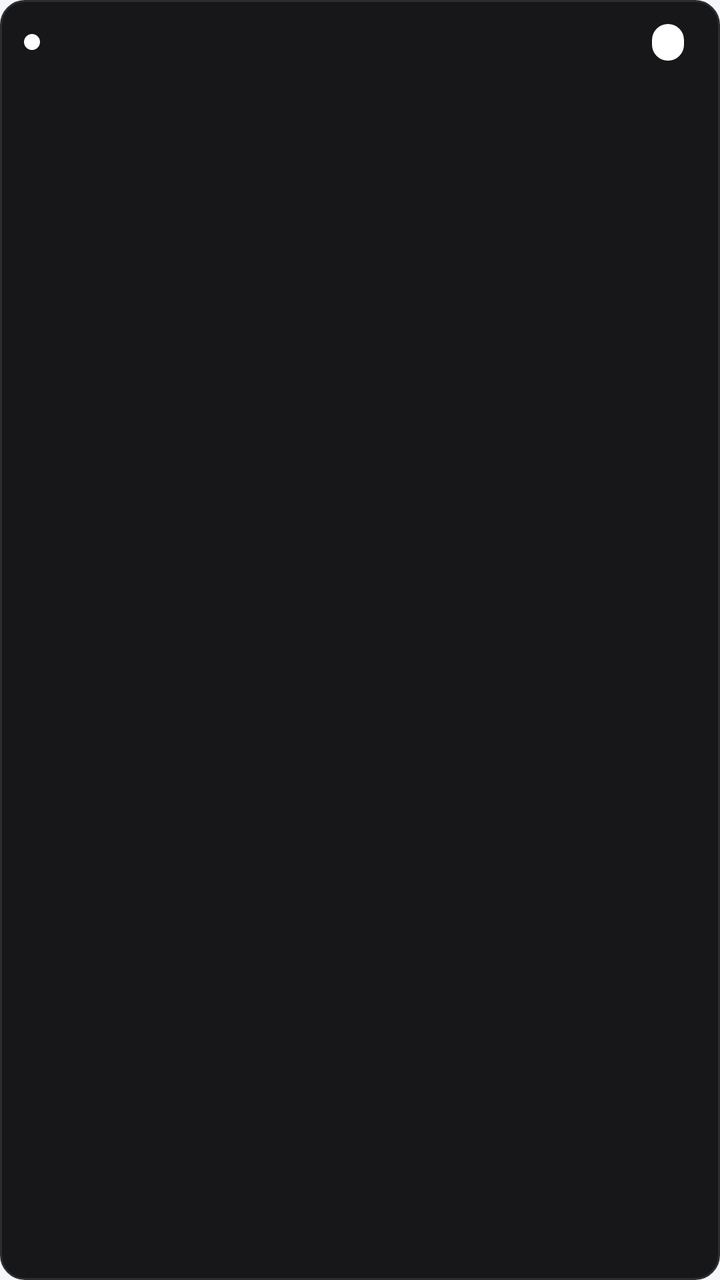
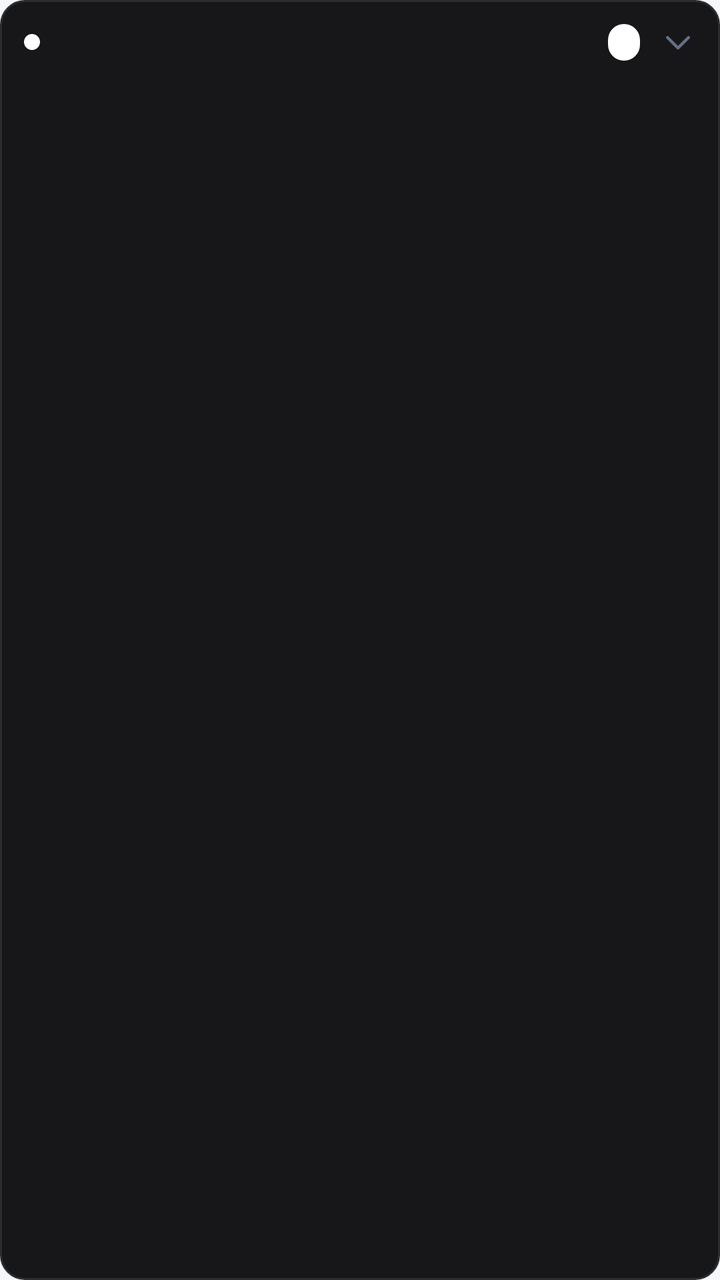

Compare the two renders of this Android layout. The source of the first and the diff that turns it into the second are given below.
<!-- AndroidManifest.xml: application theme Theme.RinLang -->
<!-- res/layout/item_rin_job.xml -->
<?xml version="1.0" encoding="utf-8"?>
<LinearLayout xmlns:android="http://schemas.android.com/apk/res/android"
    android:layout_width="match_parent"
    android:layout_height="wrap_content"
    android:orientation="vertical"
    android:background="@drawable/shape_job_card"
    android:layout_marginStart="12dp"
    android:layout_marginEnd="12dp"
    android:layout_marginTop="6dp"
    android:layout_marginBottom="6dp"
    android:padding="12dp">

    <LinearLayout
        android:layout_width="match_parent"
        android:layout_height="wrap_content"
        android:orientation="horizontal"
        android:gravity="center_vertical">

        <View
            android:id="@+id/viewStatusDot"
            android:layout_width="8dp"
            android:layout_height="8dp"
            android:layout_marginEnd="8dp"
            android:background="@drawable/shape_status_dot" />

        <TextView
            android:id="@+id/txtJobTitle"
            android:layout_width="0dp"
            android:layout_height="wrap_content"
            android:layout_weight="1"
            android:textColor="@color/rin_on_toolbar"
            android:textStyle="bold"
            android:textSize="13sp"
            android:ellipsize="end"
            android:singleLine="true" />

        <TextView
            android:id="@+id/txtJobStatus"
            android:layout_width="wrap_content"
            android:layout_height="wrap_content"
            android:layout_marginStart="6dp"
            android:background="@drawable/bg_status_pill"
            android:paddingStart="8dp"
            android:paddingEnd="8dp"
            android:paddingTop="2dp"
            android:paddingBottom="2dp"
            android:textSize="10.5sp"
            android:textStyle="bold" />

        <TextView
            android:id="@+id/txtJobDuration"
            android:layout_width="wrap_content"
            android:layout_height="wrap_content"
            android:layout_marginStart="6dp"
            android:textColor="@color/rin_editor_hint"
            android:textSize="11sp" />
    </LinearLayout>

    
    <TextView
        android:id="@+id/txtJobOutput"
        android:layout_width="match_parent"
        android:layout_height="wrap_content"
        android:layout_marginTop="8dp"
        android:fontFamily="monospace"
        android:textColor="@color/rin_console_text"
        android:textSize="12.5sp"
        android:textIsSelectable="true" />

    
    <LinearLayout
        android:id="@+id/llJobOutputLines"
        android:layout_width="match_parent"
        android:layout_height="wrap_content"
        android:layout_marginTop="6dp"
        android:orientation="vertical" />

    
    <LinearLayout
        android:id="@+id/llJobArtifacts"
        android:layout_width="match_parent"
        android:layout_height="wrap_content"
        android:layout_marginTop="10dp"
        android:orientation="vertical"
        android:visibility="gone" />

</LinearLayout>
<!-- resources referenced by this layout -->
<resources>
  <color name="rin_console_text">#57D6B8</color>
  <color name="rin_editor_hint">#667085</color>
  <color name="rin_on_toolbar">#1C2128</color>
  <!-- drawable bg_status_pill (drawable) -->
  <?xml version="1.0" encoding="utf-8"?>
  <shape xmlns:android="http://schemas.android.com/apk/res/android" android:shape="rectangle">
      <solid android:color="@android:color/white" />
      <corners android:radius="20dp" />
  </shape>
  <!-- drawable shape_job_card (drawable) -->
  <?xml version="1.0" encoding="utf-8"?>
  <shape xmlns:android="http://schemas.android.com/apk/res/android" android:shape="rectangle">
      <solid android:color="@color/rin_job_card_bg" />
      <stroke android:width="1dp" android:color="@color/rin_job_card_border" />
      <corners android:radius="12dp" />
  </shape>
  <!-- drawable shape_status_dot (drawable) -->
  <?xml version="1.0" encoding="utf-8"?>
  <shape xmlns:android="http://schemas.android.com/apk/res/android" android:shape="oval">
      <solid android:color="@android:color/white" />
  </shape>
  <style name="Theme.RinLang" parent="Theme.MaterialComponents.DayNight.NoActionBar">
          <item name="colorPrimary">@color/rin_accent</item>
          <item name="colorPrimaryDark">@color/rin_toolbar</item>
          <item name="colorAccent">@color/rin_accent</item>
          <item name="android:windowBackground">@color/rin_background</item>
          <item name="android:statusBarColor">@color/rin_toolbar</item>
          
          <item name="android:alertDialogTheme">@style/Theme.RinLang.AlertDialog</item>
      </style>
  <color name="rin_job_card_bg">#17171A</color>
  <color name="rin_job_card_border">#2D2D30</color>
  <color name="rin_accent">#7C5CFF</color>
  <color name="rin_toolbar">#FFFFFF</color>
  <color name="rin_background">#F5F7FA</color>
  <style name="Theme.RinLang.AlertDialog" parent="@android:style/Theme.Material.Dialog.Alert">
          <item name="android:windowBackground">@drawable/bg_dialog_card</item>
          <item name="android:windowMinWidthMajor">88%</item>
          <item name="android:windowMinWidthMinor">88%</item>
          <item name="android:colorAccent">@color/rin_accent</item>
          <item name="android:textColorPrimary">@color/rin_on_toolbar</item>
          <item name="android:textColorSecondary">@color/rin_on_toolbar_dim</item>
      </style>
  <!-- drawable bg_dialog_card (drawable) -->
  <?xml version="1.0" encoding="utf-8"?>
  <layer-list xmlns:android="http://schemas.android.com/apk/res/android">
      <item>
          <shape android:shape="rectangle">
              <solid android:color="@color/rin_toolbar" />
              <corners android:radius="20dp" />
              <stroke android:width="1dp" android:color="@color/rin_app_icon_border" />
          </shape>
      </item>
      <item android:height="4dp" android:gravity="top">
          <shape android:shape="rectangle">
              <gradient
                  android:type="linear"
                  android:angle="0"
                  android:startColor="@color/rin_run_gradient_start"
                  android:endColor="@color/rin_accent_green" />
              <corners android:radius="20dp" />
          </shape>
      </item>
  </layer-list>
  <color name="rin_on_toolbar_dim">#667085</color>
  <color name="rin_app_icon_border">#33FFFFFF</color>
  <color name="rin_run_gradient_start">#8F72FF</color>
  <color name="rin_accent_green">#22C88E</color>
</resources>

<!-- the commit's change to res/layout/item_rin_job.xml (unified diff, before → after) -->
@@ -1,5 +1,6 @@
 <?xml version="1.0" encoding="utf-8"?>
 <LinearLayout xmlns:android="http://schemas.android.com/apk/res/android"
+    xmlns:app="http://schemas.android.com/apk/res-auto"
     android:layout_width="match_parent"
     android:layout_height="wrap_content"
     android:orientation="vertical"
@@ -11,10 +12,14 @@
     android:padding="12dp">
 
     <LinearLayout
+        android:id="@+id/llJobHeader"
         android:layout_width="match_parent"
         android:layout_height="wrap_content"
         android:orientation="horizontal"
-        android:gravity="center_vertical">
+        android:gravity="center_vertical"
+        android:clickable="true"
+        android:focusable="true"
+        android:background="?android:attr/selectableItemBackground">
 
         <View
             android:id="@+id/viewStatusDot"
@@ -54,34 +59,72 @@
             android:layout_marginStart="6dp"
             android:textColor="@color/rin_editor_hint"
             android:textSize="11sp" />
+
+        
+        <ImageView
+            android:id="@+id/imgJobExpand"
+            android:layout_width="18dp"
+            android:layout_height="18dp"
+            android:layout_marginStart="4dp"
+            android:rotation="90"
+            android:src="@drawable/ic_chevron_end"
+            app:tint="@color/rin_editor_hint"
+            android:contentDescription="@string/job_toggle_expand_cta" />
     </LinearLayout>
 
     
-    <TextView
-        android:id="@+id/txtJobOutput"
+    <LinearLayout
+        android:id="@+id/llJobDetail"
         android:layout_width="match_parent"
         android:layout_height="wrap_content"
-        android:layout_marginTop="8dp"
-        android:fontFamily="monospace"
-        android:textColor="@color/rin_console_text"
-        android:textSize="12.5sp"
-        android:textIsSelectable="true" />
+        android:orientation="vertical">
 
-    
-    <LinearLayout
-        android:id="@+id/llJobOutputLines"
-        android:layout_width="match_parent"
-        android:layout_height="wrap_content"
-        android:layout_marginTop="6dp"
-        android:orientation="vertical" />
+        
+        <TextView
+            android:id="@+id/txtJobOutput"
+            android:layout_width="match_parent"
+            android:layout_height="wrap_content"
+            android:layout_marginTop="8dp"
+            android:fontFamily="monospace"
+            android:textColor="@color/rin_console_text"
+            android:textSize="12.5sp"
+            android:textIsSelectable="true" />
 
-    
-    <LinearLayout
-        android:id="@+id/llJobArtifacts"
-        android:layout_width="match_parent"
-        android:layout_height="wrap_content"
-        android:layout_marginTop="10dp"
-        android:orientation="vertical"
-        android:visibility="gone" />
+        
+        <LinearLayout
+            android:id="@+id/llJobOutputLines"
+            android:layout_width="match_parent"
+            android:layout_height="wrap_content"
+            android:layout_marginTop="6dp"
+            android:orientation="vertical" />
+
+        
+        <LinearLayout
+            android:id="@+id/llJobArtifacts"
+            android:layout_width="match_parent"
+            android:layout_height="wrap_content"
+            android:layout_marginTop="10dp"
+            android:orientation="vertical"
+            android:visibility="gone" />
+
+        
+        <View
+            android:id="@+id/dividerJobStats"
+            android:layout_width="match_parent"
+            android:layout_height="1dp"
+            android:layout_marginTop="10dp"
+            android:background="@color/rin_divider"
+            android:visibility="gone" />
+
+        <TextView
+            android:id="@+id/txtJobStats"
+            android:layout_width="match_parent"
+            android:layout_height="wrap_content"
+            android:layout_marginTop="6dp"
+            android:fontFamily="monospace"
+            android:textColor="@color/rin_on_toolbar_dim"
+            android:textSize="10.5sp"
+            android:visibility="gone" />
+    </LinearLayout>
 
 </LinearLayout>
<!-- resource entries referenced after the edit -->
@@ -1,6 +1,7 @@
 <!-- resources referenced by this layout -->
 <resources>
   <color name="rin_console_text">#57D6B8</color>
+  <color name="rin_divider">#DDE2E8</color>
   <color name="rin_editor_hint">#667085</color>
   <color name="rin_on_toolbar">#1C2128</color>
   <!-- drawable bg_status_pill (drawable) -->
@@ -9,6 +10,20 @@
       <solid android:color="@android:color/white" />
       <corners android:radius="20dp" />
   </shape>
+  <!-- drawable ic_chevron_end (drawable) -->
+  <?xml version="1.0" encoding="utf-8"?>
+  <vector xmlns:android="http://schemas.android.com/apk/res/android"
+      android:width="16dp"
+      android:height="16dp"
+      android:viewportWidth="24"
+      android:viewportHeight="24">
+      <path
+          android:strokeColor="#FFFFFF"
+          android:strokeWidth="2"
+          android:strokeLineCap="round"
+          android:strokeLineJoin="round"
+          android:pathData="M9,5 L16,12 L9,19" />
+  </vector>
   <!-- drawable shape_job_card (drawable) -->
   <?xml version="1.0" encoding="utf-8"?>
   <shape xmlns:android="http://schemas.android.com/apk/res/android" android:shape="rectangle">
@@ -21,6 +36,7 @@
   <shape xmlns:android="http://schemas.android.com/apk/res/android" android:shape="oval">
       <solid android:color="@android:color/white" />
   </shape>
+  <string name="job_toggle_expand_cta">Expand / collapse run details</string>
   <style name="Theme.RinLang" parent="Theme.MaterialComponents.DayNight.NoActionBar">
           <item name="colorPrimary">@color/rin_accent</item>
           <item name="colorPrimaryDark">@color/rin_toolbar</item>
